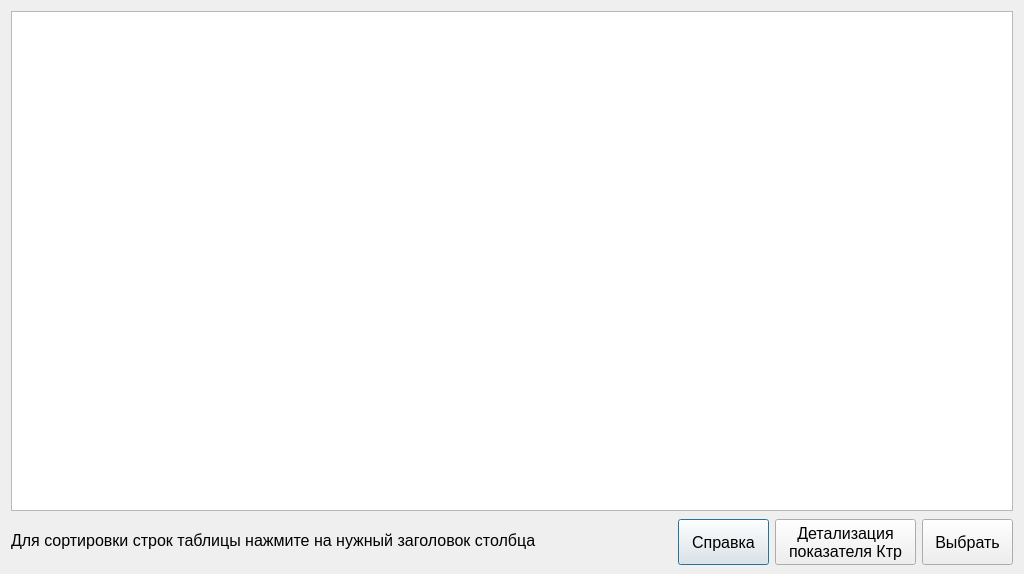
Before: the Qt Designer form listkd.ui in YakSid/KDC_RSREU, drawn with Qt 5.
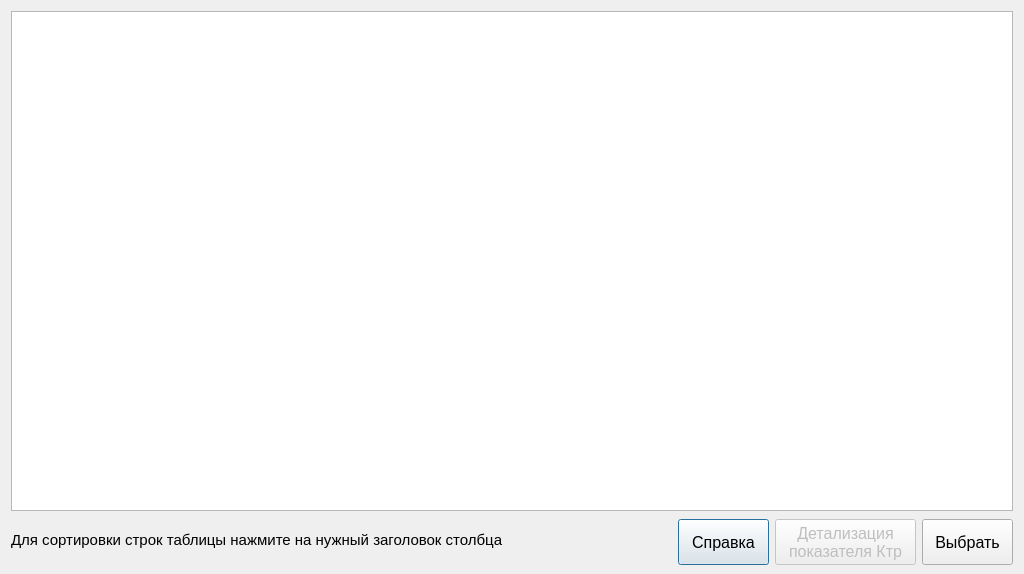
After: the same form once the commit is applied. Icons and pictures are not drawn.

Diff of the .ui file:
```diff
--- a/listkd.ui
+++ b/listkd.ui
@@ -74,7 +74,7 @@
       <widget class="QLabel" name="label">
        <property name="font">
         <font>
-         <pointsize>12</pointsize>
+         <pointsize>11</pointsize>
         </font>
        </property>
        <property name="text">
@@ -121,6 +121,9 @@
      </item>
      <item>
       <widget class="QPushButton" name="DetailKTR">
+       <property name="enabled">
+        <bool>false</bool>
+       </property>
        <property name="minimumSize">
         <size>
          <width>141</width>
```
